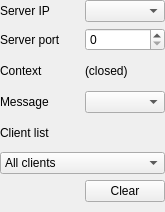
First picture: the form in src/toolsui/SAKSocketServerToolUi.ui, repository x-tools-author/x-tools, before the edit.
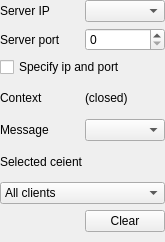
Second picture: the form after the edit. Custom widgets are drawn as their Qt base class.

```diff
--- a/src/toolsui/SAKSocketServerToolUi.ui
+++ b/src/toolsui/SAKSocketServerToolUi.ui
@@ -7,7 +7,7 @@
     <x>0</x>
     <y>0</y>
     <width>165</width>
-    <height>212</height>
+    <height>242</height>
    </rect>
   </property>
   <property name="windowTitle">
@@ -26,26 +26,17 @@
    <property name="bottomMargin">
     <number>10</number>
    </property>
-   <item row="3" column="0">
-    <widget class="QLabel" name="labelMessageType">
-     <property name="text">
-      <string>Message</string>
+   <item row="0" column="1">
+    <widget class="SAKIpComboBox" name="comboBoxServerIp">
+     <property name="sizePolicy">
+      <sizepolicy hsizetype="Ignored" vsizetype="Fixed">
+       <horstretch>0</horstretch>
+       <verstretch>0</verstretch>
+      </sizepolicy>
      </property>
     </widget>
    </item>
    <item row="3" column="1">
-    <widget class="QComboBox" name="comboBoxMessageType"/>
-   </item>
-   <item row="5" column="0" colspan="2">
-    <widget class="QComboBox" name="comboBoxClientList">
-     <item>
-      <property name="text">
-       <string>All clients</string>
-      </property>
-     </item>
-    </widget>
-   </item>
-   <item row="2" column="1">
     <widget class="QLabel" name="labelContext">
      <property name="text">
       <string>(closed)</string>
@@ -66,13 +57,29 @@
      </property>
     </widget>
    </item>
-   <item row="0" column="1">
-    <widget class="SAKIpComboBox" name="comboBoxServerIp">
-     <property name="sizePolicy">
-      <sizepolicy hsizetype="Ignored" vsizetype="Fixed">
-       <horstretch>0</horstretch>
-       <verstretch>0</verstretch>
-      </sizepolicy>
+   <item row="4" column="1">
+    <widget class="QComboBox" name="comboBoxMessageType"/>
+   </item>
+   <item row="7" column="1">
+    <widget class="QPushButton" name="pushButtonClear">
+     <property name="text">
+      <string>Clear</string>
+     </property>
+    </widget>
+   </item>
+   <item row="6" column="0" colspan="2">
+    <widget class="QComboBox" name="comboBoxClientList">
+     <item>
+      <property name="text">
+       <string>All clients</string>
+      </property>
+     </item>
+    </widget>
+   </item>
+   <item row="3" column="0">
+    <widget class="QLabel" name="label_4">
+     <property name="text">
+      <string>Context</string>
      </property>
     </widget>
    </item>
@@ -83,24 +90,24 @@
      </property>
     </widget>
    </item>
-   <item row="2" column="0">
-    <widget class="QLabel" name="label_4">
-     <property name="text">
-      <string>Context</string>
-     </property>
-    </widget>
-   </item>
    <item row="4" column="0">
+    <widget class="QLabel" name="labelMessageType">
+     <property name="text">
+      <string>Message</string>
+     </property>
+    </widget>
+   </item>
+   <item row="2" column="0" colspan="2">
+    <widget class="QCheckBox" name="checkBoxSpecifyIpAndPort">
+     <property name="text">
+      <string>Specify ip and port</string>
+     </property>
+    </widget>
+   </item>
+   <item row="5" column="0" colspan="2">
     <widget class="QLabel" name="label_3">
      <property name="text">
-      <string>Client list</string>
-     </property>
-    </widget>
-   </item>
-   <item row="6" column="1">
-    <widget class="QPushButton" name="pushButtonClear">
-     <property name="text">
-      <string>Clear</string>
+      <string>Selected ceient</string>
      </property>
     </widget>
    </item>
```
